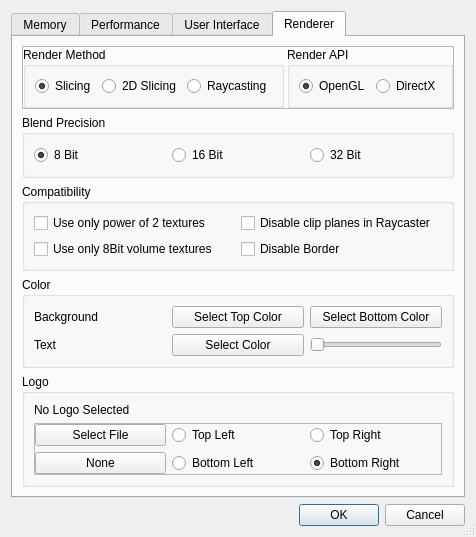
This is ImageVis3D/UI/UI/SettingsDlg.ui in SCIInstitute/ImageVis3D as Qt 5 draws it before an edit. The edited form follows.
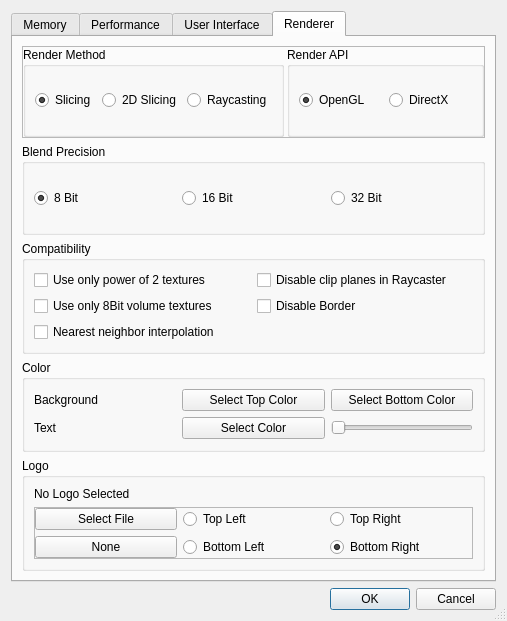
This is the edited form. The open tabs and pages were chosen to show the change.

Commit message: UI for nearest neighbor interpolation mode.

```diff
--- a/ImageVis3D/UI/UI/SettingsDlg.ui
+++ b/ImageVis3D/UI/UI/SettingsDlg.ui
@@ -9,8 +9,8 @@
    <rect>
     <x>0</x>
     <y>0</y>
-    <width>419</width>
-    <height>482</height>
+    <width>507</width>
+    <height>621</height>
    </rect>
   </property>
   <property name="contextMenuPolicy">
@@ -1097,6 +1097,16 @@
             </property>
            </widget>
           </item>
+          <item row="2" column="1">
+           <widget class="QCheckBox" name="cBox_NearestNeighbor">
+            <property name="toolTip">
+             <string>Do not interpolate at the sub-voxel level; use the value from the closest location</string>
+            </property>
+            <property name="text">
+             <string>Nearest neighbor interpolation</string>
+            </property>
+           </widget>
+          </item>
          </layout>
         </widget>
        </item>
```
Left out of the diff: 2 changed lines with no effect on the pictures. The commit also changes 6 other files.
